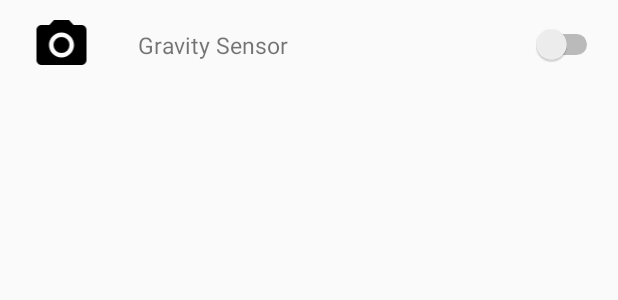
After one commit to onlylemi/AndroidCapture, an Android app: the layout sensor_item.xml on its own in the app's theme, with its tools: preview values and no code run, on a phone screen of 412 x 824 dp. The commit adds this screen. Shown: the top 300 px of the screen. Run offline under Robolectric (Android 15) with nearby library versions, the phone set to English and light mode, and no system bars.

Commit message:
android sensor ok

```diff
--- a/app/src/main/AndroidManifest.xml
+++ b/app/src/main/AndroidManifest.xml
@@ -7,6 +7,8 @@
 
     <uses-feature android:name="android.hardware.camera" />
     <uses-feature android:name="android.hardware.camera.autofocus" />
+
+    <uses-permission android:name="android.permission.BODY_SENSORS" />
 
     <uses-permission android:name="android.permission.INTERNET" />
     <uses-permission android:name="android.permission.KILL_BACKGROUND_PROCESSES" />
@@ -29,6 +31,10 @@
                 <category android:name="android.intent.category.LAUNCHER" />
             </intent-filter>
         </activity>
+        <activity
+            android:name="com.onlylemi.android.sense.SensorActivity"
+            android:label="@string/android_sense">
+        </activity>
     </application>
 
 </manifest>
--- a/app/src/main/java/com/onlylemi/android/capture/SendDataThread.java
+++ b/app/src/main/java/com/onlylemi/android/capture/SendDataThread.java
@@ -1,6 +1,4 @@
 package com.onlylemi.android.capture;
-
-import android.util.Log;
 
 import java.io.ByteArrayInputStream;
 import java.io.ByteArrayOutputStream;
@@ -12,7 +10,7 @@ public class SendDataThread extends Thread {
 
     public final static String TAG = "SendDataThread:";
 
-    private byte byteBuffer[] = new byte[1024];
+    private byte[] byteBuffer = new byte[1024];
     private OutputStream outsocket;
     private ByteArrayOutputStream myoutputstream;
     private String ipname;
--- /dev/null
+++ b/app/src/main/res/layout/sensor_item.xml
@@ -0,0 +1,37 @@
+<?xml version="1.0" encoding="utf-8"?>
+<LinearLayout xmlns:android="http://schemas.android.com/apk/res/android"
+    android:layout_width="match_parent"
+    android:layout_height="wrap_content"
+    android:orientation="horizontal">
+
+    <ImageView
+        android:id="@+id/senso_image"
+        android:layout_width="0dp"
+        android:layout_height="40dp"
+        android:layout_gravity="center_vertical"
+        android:layout_margin="10dp"
+        android:layout_weight="1"
+        android:src="@drawable/ic_menu_camera" />
+
+    <TextView
+        android:id="@+id/sensor_name"
+        android:layout_width="0dp"
+        android:layout_height="wrap_content"
+        android:layout_gravity="center_vertical"
+        android:layout_weight="4"
+        android:padding="10dp"
+        android:text="Gravity Sensor"
+        android:textSize="15sp" />
+
+    <Switch
+        android:id="@+id/sensor_switch"
+        android:layout_width="0dp"
+        android:layout_height="wrap_content"
+        android:layout_gravity="center_vertical"
+        android:layout_margin="10dp"
+        android:layout_weight="1"
+        android:textOff="OFF"
+        android:textOn="ON"
+        android:textSize="20sp" />
+
+</LinearLayout>
--- a/app/src/main/res/values/styles.xml
+++ b/app/src/main/res/values/styles.xml
@@ -3,7 +3,7 @@
     <!-- Base application theme. -->
     <style name="AppTheme" parent="Theme.AppCompat.Light.DarkActionBar">
         <item name="colorPrimary">@color/colorPrimary</item>
-        <item name="colorPrimaryDark">@color/colorAlpha</item>
+        <item name="colorPrimaryDark">@color/colorPrimary</item>
         <item name="colorAccent">@color/colorAccent</item>
         <!--<item name="android:windowFullscreen">true</item>-->
     </style>
```
Also changed, not shown: app/src/main/java/com/onlylemi/android/capture/PreviewActivity.java (+17 -10 lines), app/src/main/java/com/onlylemi/android/sense/SensorActivity.java (added, +249 -0 lines), app/src/main/java/com/onlylemi/android/sense/SensorInfo.java (added, +34 -0 lines), app/src/main/java/com/onlylemi/android/sense/SensorListAdapter.java (added, +95 -0 lines), app/src/main/res/layout/activity_sensor.xml (added, +14 -0 lines), app/src/main/res/menu/activity_preview_drawer.xml (+7 -3 lines), app/src/main/res/values/drawables.xml (+11 -0 lines), app/src/main/res/values/strings.xml (+20 -0 lines).
